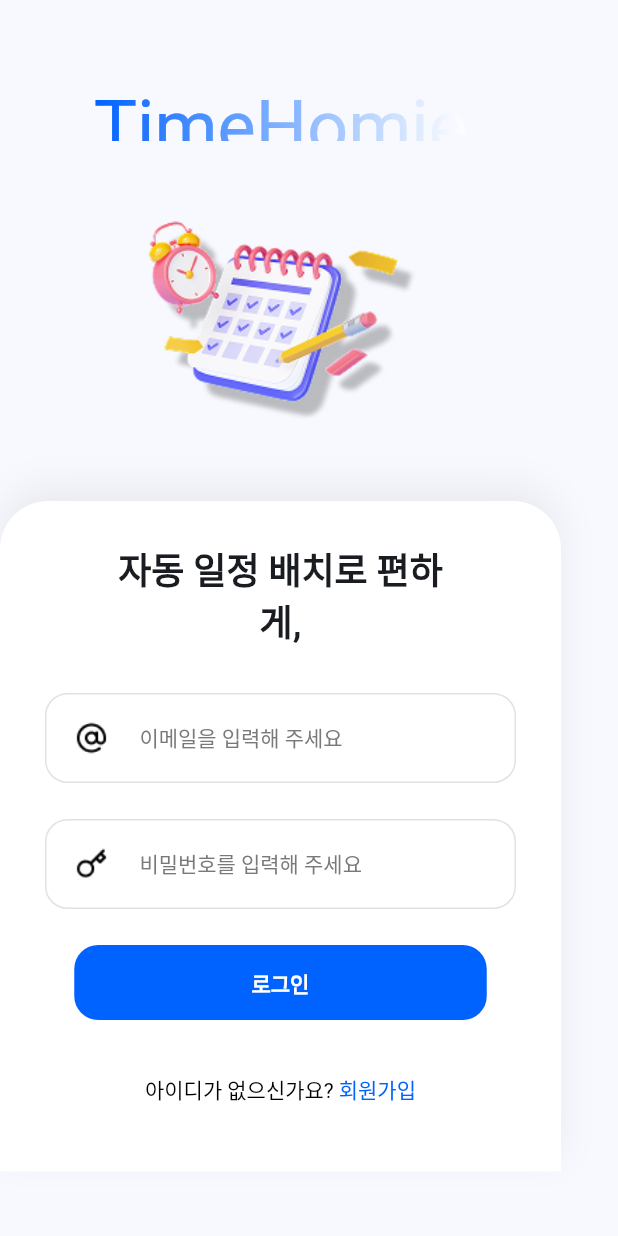
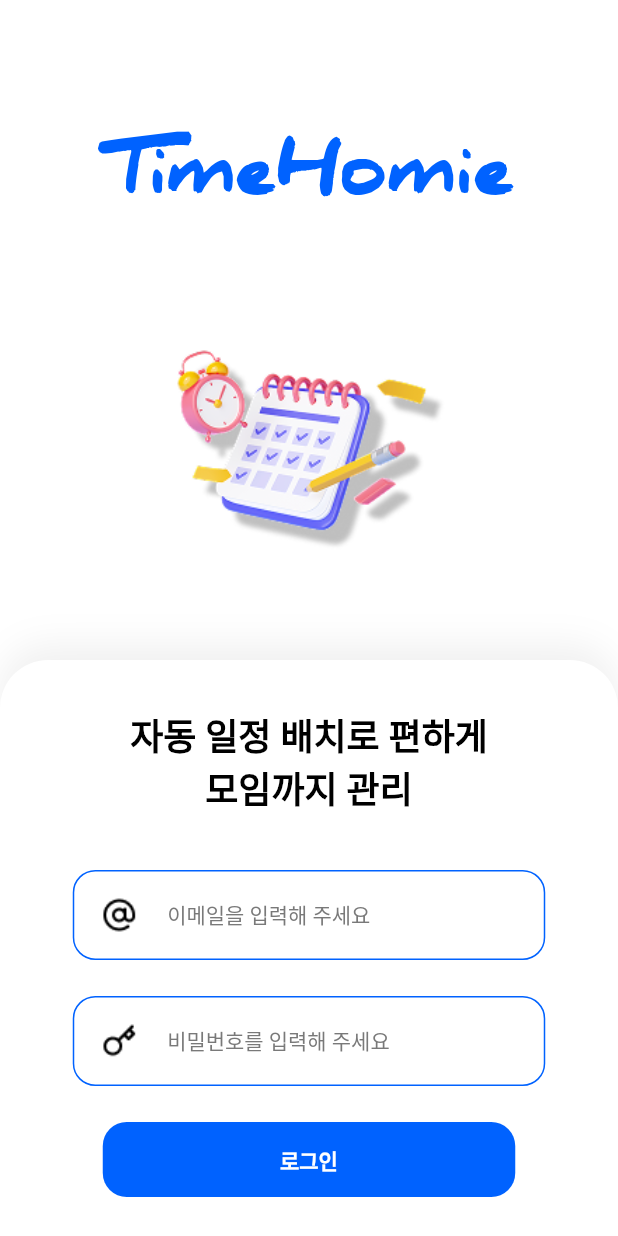
Before and after one commit to woodool/scheduleapp, a Flutter app: the LoginPage screen opened directly, on a phone screen of 412 x 824 dp. Run offline on Flutter 3.47's test engine with Material 3 defaults, Android fonts, the phone set to English and light mode, and no system bars; Roboto replaces fonts that are missing (Daniel Black, Pretendard).

Commit message:
로그인화면

```diff
--- a/schedule/lib/features/auth/presentation/pages/login_page.dart
+++ b/schedule/lib/features/auth/presentation/pages/login_page.dart
@@ -6,36 +6,33 @@ class LoginPage extends StatelessWidget {
   @override
   Widget build(BuildContext context) {
     return Scaffold(
+      backgroundColor: Colors.white,
       body: SingleChildScrollView(
+        child: SafeArea(
+          child: Center(
             child: Column(
               children: [
-            const SizedBox(height: 60),
+                const SizedBox(height: 80),
                 // TimeHomie 로고 텍스트
                 Container(
                   width: 280,
-              height: 34,
+                  height: 80,
                   alignment: Alignment.center,
-              child: ShaderMask(
-                shaderCallback: (Rect bounds) {
-                  return const LinearGradient(
-                    colors: [Color(0xFF0062FF), Colors.white],
-                  ).createShader(bounds);
-                },
-                child: const Text(
+                  child: Text(
                     'TimeHomie',
                     style: TextStyle(
                       fontSize: 48,
-                    fontFamily: 'Daniel Black',
-                    height: 50/48,
+                      fontFamily: 'DanielBlack',
+                      height: 1.2,
                       letterSpacing: 0.015,
-                    color: Colors.white,
-                  ),
+                      color: Color(0xFF0062FF),
+                      fontWeight: FontWeight.w400,
                     ),
                   ),
                 ),
                 // 로그인 이미지
                 Padding(
-              padding: const EdgeInsets.symmetric(vertical: 20),
+                  padding: const EdgeInsets.symmetric(vertical: 40),
                   child: Image.asset(
                     'assets/images/loginpage.png',
                     width: 200,
@@ -44,9 +41,8 @@ class LoginPage extends StatelessWidget {
                 ),
                 // 하단 컨테이너
                 Container(
-              width: 374,
-              height: 447,
-              padding: const EdgeInsets.symmetric(horizontal: 30, vertical: 28),
+                  width: MediaQuery.of(context).size.width,
+                  height: 480,
                   decoration: BoxDecoration(
                     color: Colors.white,
                     borderRadius: const BorderRadius.only(
@@ -61,15 +57,19 @@ class LoginPage extends StatelessWidget {
                       ),
                     ],
                   ),
+                  child: Center(
+                    child: Padding(
+                      padding: const EdgeInsets.fromLTRB(30, 28, 30, 0),
                       child: Column(
+                        crossAxisAlignment: CrossAxisAlignment.center,
                         children: [
                           // 안내 텍스트
                           Container(
-                    width: 224,
-                    height: 68,
+                            width: 315,
+                            height: 80,
                             alignment: Alignment.center,
                             child: const Text(
-                      '자동 일정 배치로 편하게,\n모임까지 관리',
+                              '자동 일정 배치로 편하게\n모임까지 관리',
                               textAlign: TextAlign.center,
                               style: TextStyle(
                                 fontSize: 24,
@@ -77,6 +77,7 @@ class LoginPage extends StatelessWidget {
                                 fontWeight: FontWeight.w600,
                                 height: 1.4,
                                 letterSpacing: -0.025,
+                                color: Colors.black,
                               ),
                             ),
                           ),
@@ -85,21 +86,24 @@ class LoginPage extends StatelessWidget {
                           Container(
                             width: 315,
                             height: 60,
-                    padding: const EdgeInsets.all(18),
                             decoration: BoxDecoration(
                               borderRadius: BorderRadius.circular(15),
-                      border: Border.all(color: Colors.grey.withOpacity(0.3)),
+                              border: Border.all(color: const Color(0xFF0062FF)),
+                              color: Colors.white,
                             ),
                             child: Row(
                               children: [
-                        Image.asset(
+                                Padding(
+                                  padding: const EdgeInsets.only(left: 18),
+                                  child: Image.asset(
                                     'assets/images/loginemail.png',
                                     width: 24,
                                     height: 24,
                                   ),
+                                ),
                                 const SizedBox(width: 20),
                                 Expanded(
-                          child: TextField(
+                                  child: TextFormField(
                                     decoration: const InputDecoration(
                                       hintText: '이메일을 입력해 주세요',
                                       hintStyle: TextStyle(
@@ -111,6 +115,15 @@ class LoginPage extends StatelessWidget {
                                         letterSpacing: -0.025,
                                       ),
                                       border: InputBorder.none,
+                                      contentPadding: EdgeInsets.zero,
+                                    ),
+                                    style: const TextStyle(
+                                      color: Colors.black,
+                                      fontSize: 14,
+                                      fontFamily: 'Pretendard',
+                                      fontWeight: FontWeight.w400,
+                                      height: 1.4,
+                                      letterSpacing: -0.025,
                                     ),
                                   ),
                                 ),
@@ -122,21 +135,24 @@ class LoginPage extends StatelessWidget {
                           Container(
                             width: 315,
                             height: 60,
-                    padding: const EdgeInsets.all(18),
                             decoration: BoxDecoration(
                               borderRadius: BorderRadius.circular(15),
-                      border: Border.all(color: Colors.grey.withOpacity(0.3)),
+                              border: Border.all(color: const Color(0xFF0062FF)),
+                              color: Colors.white,
                             ),
                             child: Row(
                               children: [
-                        Image.asset(
+                                Padding(
+                                  padding: const EdgeInsets.only(left: 18),
+                                  child: Image.asset(
                                     'assets/images/loginpassword.png',
                                     width: 24,
                                     height: 24,
                                   ),
+                                ),
                                 const SizedBox(width: 20),
                                 Expanded(
-                          child: TextField(
+                                  child: TextFormField(
                                     obscureText: true,
                                     decoration: const InputDecoration(
                                       hintText: '비밀번호를 입력해 주세요',
@@ -149,6 +165,15 @@ class LoginPage extends StatelessWidget {
                                         letterSpacing: -0.025,
                                       ),
                                       border: InputBorder.none,
+                                      contentPadding: EdgeInsets.zero,
+                                    ),
+                                    style: const TextStyle(
+                                      color: Colors.black,
+                                      fontSize: 14,
+                                      fontFamily: 'Pretendard',
+                                      fontWeight: FontWeight.w400,
+                                      height: 1.4,
+                                      letterSpacing: -0.025,
                                     ),
                                   ),
                                 ),
@@ -160,7 +185,6 @@ class LoginPage extends StatelessWidget {
                           Container(
                             width: 275,
                             height: 50,
-                    padding: const EdgeInsets.symmetric(horizontal: 79, vertical: 8),
                             decoration: BoxDecoration(
                               color: const Color(0xFF0062FF),
                               borderRadius: BorderRadius.circular(16),
@@ -181,7 +205,9 @@ class LoginPage extends StatelessWidget {
                           ),
                           const SizedBox(height: 36),
                           // 회원가입 링크
-                  RichText(
+                          Center(
+                            child: RichText(
+                              textAlign: TextAlign.center,
                               text: const TextSpan(
                                 style: TextStyle(
                                   fontSize: 14,
@@ -202,12 +228,18 @@ class LoginPage extends StatelessWidget {
                                 ],
                               ),
                             ),
+                          ),
+                          const SizedBox(height: 20),
                         ],
+                      ),
+                    ),
                   ),
                 ),
               ],
             ),
           ),
+        ),
+      ),
     );
   }
 }
--- a/schedule/lib/main.dart
+++ b/schedule/lib/main.dart
@@ -4,6 +4,7 @@ import 'core/theme/app_theme.dart';
 import 'features/schedule/presentation/pages/home_page.dart';
 import 'features/schedule/presentation/pages/add_reminder_page.dart';
 import 'features/schedule/presentation/pages/add_schedule_page.dart';
+import 'features/auth/presentation/pages/login_page.dart';
 
 void main() {
   runApp(const MyApp());
@@ -26,9 +27,10 @@ class MyApp extends StatelessWidget {
       supportedLocales: const [
         Locale('ko', 'KR'),
       ],
-      initialRoute: '/',
+      initialRoute: '/login',
       routes: {
-        '/': (context) => const HomePage(),
+        '/login': (context) => const LoginPage(),
+        '/home': (context) => const HomePage(),
         '/add_reminder': (context) => const AddReminderPage(),
         '/add_schedule': (context) => const AddSchedulePage(),
       },
```
Also changed, not shown: schedule/pubspec.yaml (+6 -5 lines). Lines whose indentation alone changed are shown as unchanged.
